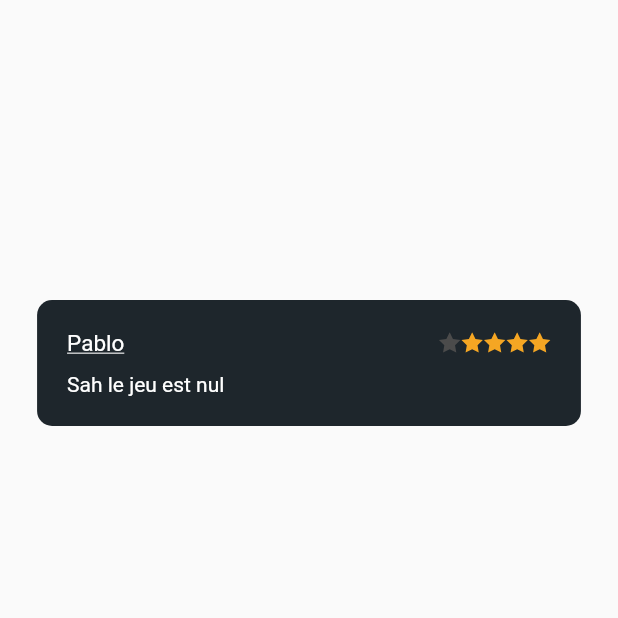
After one commit to Donatiendg/androidProject, a Flutter app: the Test screen opened directly, on a phone screen of 412 x 824 dp, the top half of it. The commit adds this screen. Run offline on Flutter 3.47's test engine with Material 2 defaults, Android fonts, the phone set to English and light mode, and no system bars; our stand-ins replace cloud_firestore, firebase_auth, firebase_core, firebase_database, flutter_bloc, flutter_svg; accounts and stored records are empty.

Commit message:
Ajout des carte avis

```diff
--- a/lib/Pages/game_details.dart
+++ b/lib/Pages/game_details.dart
@@ -4,7 +4,10 @@ import 'package:flutter_svg/svg.dart';
 
 
 import '../Blocs/bloc_game_details.dart';
+import '../Blocs/bloc_login.dart';
 import '../Blocs/bloc_user.dart';
+import '../Widgets/custom_app_bar.dart';
+import '../Widgets/review_box.dart';
 import '../game_class.dart';
 
 
@@ -233,7 +236,7 @@ class _GameDetailsState extends State<GameDetails>{
                       )else(
                           Container(
                             margin: EdgeInsets.symmetric(horizontal: screenWidth * 0.03),
-                            child: const Text("AVIS", style: TextStyle(color: Colors.white, fontSize: 40),),
+                            child: const Review_box(userName: 'Donachien', userComment: 'Je suis trop nul à LOL je comprend pas', userGrade: 2,),
                           )
                       )
                     ],
--- /dev/null
+++ b/lib/Widgets/GamePresentation.dart
@@ -0,0 +1,41 @@
+import 'package:eceee/Widgets/review_box.dart';
+import 'package:flutter/material.dart';
+import 'package:flutter_bloc/flutter_bloc.dart';
+
+import '../Blocs/bloc_user.dart';
+import '../game_class.dart';
+
+class Test extends StatefulWidget {
+
+
+  const Test({super.key,
+  });
+
+  @override
+  _TestState createState() => _TestState();
+}
+
+
+
+class _TestState extends State<Test> {
+  @override
+  Widget build(BuildContext context) {
+
+    double screenWidth = MediaQuery
+        .of(context)
+        .size
+        .width;
+    return Scaffold(
+      body: Container(
+        margin: EdgeInsets.symmetric(horizontal: screenWidth * 0.06),
+        child: Column(
+          children: [
+            SizedBox(height: 200,),
+            Review_box(userName: 'Pablo', userComment: 'Sah le jeu est nul', userGrade: 4,)
+
+          ],
+        ),
+      ),
+    );
+  }
+}
--- /dev/null
+++ b/lib/Widgets/review_box.dart
@@ -0,0 +1,61 @@
+import 'package:flutter/material.dart';
+import 'package:flutter_bloc/flutter_bloc.dart';
+import 'package:flutter_svg/svg.dart';
+
+import '../Blocs/bloc_game_card.dart';
+import '../Blocs/bloc_user.dart';
+import '../game_class.dart';
+
+class Review_box extends StatefulWidget {
+  final String userName;
+  final int userGrade;
+  final String userComment;
+
+  const Review_box({super.key,
+    required this.userName,
+    required this.userComment,
+    required this.userGrade
+  });
+
+  @override
+  _Review_boxState createState() => _Review_boxState();
+}
+
+class _Review_boxState extends State<Review_box> {
+  @override
+  Widget build(BuildContext context) {
+    return Container(
+      decoration: BoxDecoration(color: Color(0xFF1E262C), borderRadius: BorderRadius.circular(10)),
+      child: Padding(
+        padding: const EdgeInsets.all(20),
+        child: Column(
+          children: [
+            Row(
+              children: [
+                Text(widget.userName, style: TextStyle(color: Colors.white, fontSize: 15, fontFamily: '', decoration: TextDecoration.underline),),
+                Expanded(child: Container()),
+                for (int j = 5; j - widget.userGrade > 0; j--)
+                  SvgPicture.asset(
+                    'assets/Icones/star_empty.svg',
+                    width: 15,
+                    height: 15,
+                  ),
+                for (int i = 0; i < widget.userGrade; i++)
+                  SvgPicture.asset(
+                    'assets/Icones/star.svg',
+                    width: 15,
+                    height: 15,
+                  ),
+              ],
+            ),
+            SizedBox(height: 10,),
+            Align(
+                alignment: Alignment.topLeft,
+                  child: Text(widget.userComment, style: TextStyle(color: Colors.white),)),
+
+          ],
+        ),
+      ),
+    );
+  }
+}
--- a/lib/main.dart
+++ b/lib/main.dart
@@ -13,6 +13,7 @@ import 'Pages/iWishedThese.dart';
 import 'Pages/login_page.dart';
 import 'Pages/forgotten.dart';
 
+import 'Widgets/GamePresentation.dart';
 import 'firebase_options.dart';
 
 Future<void> main() async {
```
Also changed, not shown: assets/Icones/star.svg (added), assets/Icones/star_empty.svg (added).
